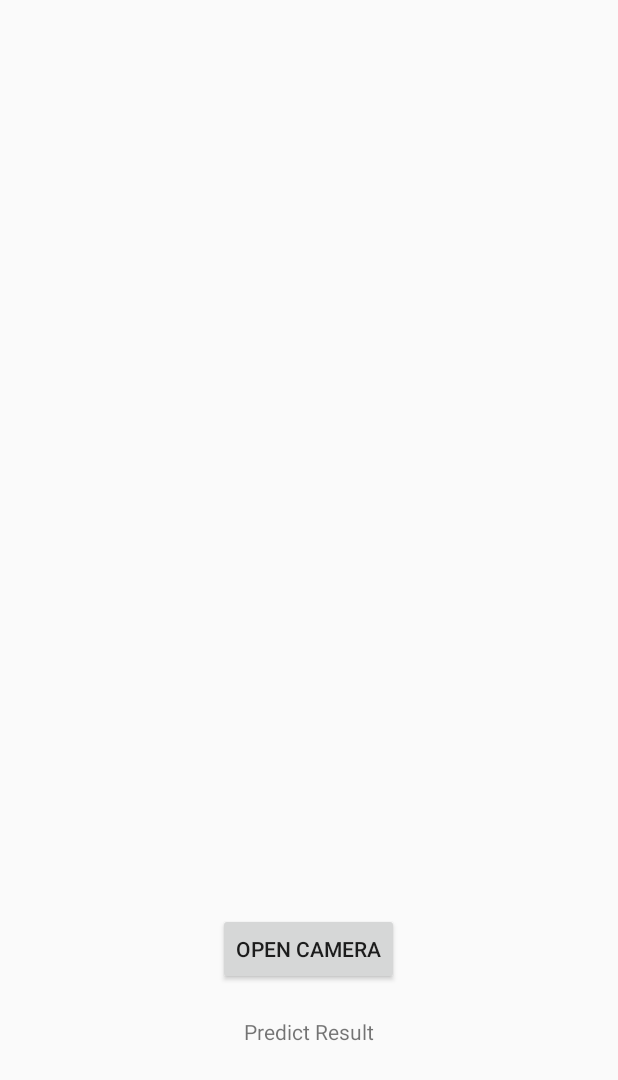
After one commit to ttptee/FindDog-application, an Android app: the showPicAndML screen opened directly, with no data from a screen before it, on a phone screen of 412 x 824 dp. The commit adds this screen. Shown: the top 1080 px of the screen. Run offline under Robolectric (Android 15) with nearby library versions, the phone set to English and light mode, and no system bars.

Commit message:
finish demo

```diff
--- a/app/build.gradle
+++ b/app/build.gradle
@@ -12,6 +12,9 @@ android {
         versionName "1.0"
         testInstrumentationRunner "androidx.test.runner.AndroidJUnitRunner"
         resValue "string", "google_maps_key", (project.findProperty("GOOGLE_MAPS_API_KEY") ?: "")
+        aaptOptions {
+            noCompress "tflite"
+        }
     }
     buildTypes {
         debug {
@@ -55,6 +58,8 @@ dependencies {
     implementation 'com.android.support:appcompat-v7:+'
     implementation 'com.google.android.material:material:1.0.0'
     implementation 'androidx.cardview:cardview:1.0.0'
+    implementation 'com.google.firebase:firebase-ml-vision:24.0.1'
+    implementation 'com.google.firebase:firebase-ml-vision-automl:18.0.3'
 }
 
 apply plugin: 'com.google.gms.google-services'
--- a/app/src/main/java/com/example/finddog/MainActivity.java
+++ b/app/src/main/java/com/example/finddog/MainActivity.java
@@ -1,11 +1,12 @@
 package com.example.finddog;
 
-import androidx.annotation.NonNull;
+import androidx.annotation.Nullable;
 import androidx.appcompat.app.AppCompatActivity;
 
 import android.app.Instrumentation;
 import android.content.DialogInterface;
 import android.content.Intent;
+import android.graphics.Bitmap;
 import android.os.Bundle;
 import android.preference.PreferenceManager;
 import android.provider.MediaStore;
--- /dev/null
+++ b/app/src/main/java/com/example/finddog/showPicAndML.java
@@ -0,0 +1,176 @@
+package com.example.finddog;
+
+import androidx.annotation.NonNull;
+import androidx.annotation.Nullable;
+import androidx.annotation.RequiresApi;
+import androidx.appcompat.app.AppCompatActivity;
+
+import android.app.Activity;
+import android.content.Context;
+import android.content.Intent;
+import android.graphics.Bitmap;
+import android.hardware.camera2.CameraAccessException;
+import android.hardware.camera2.CameraCharacteristics;
+import android.hardware.camera2.CameraManager;
+import android.os.Build;
+import android.os.Bundle;
+import android.provider.MediaStore;
+import android.util.Log;
+import android.util.SparseIntArray;
+import android.view.Surface;
+import android.view.View;
+import android.widget.Button;
+import android.widget.ImageView;
+import android.widget.TextView;
+
+import com.google.android.gms.tasks.OnCompleteListener;
+import com.google.android.gms.tasks.OnFailureListener;
+import com.google.android.gms.tasks.OnSuccessListener;
+import com.google.firebase.ml.common.FirebaseMLException;
+import com.google.firebase.ml.common.modeldownload.FirebaseModelDownloadConditions;
+import com.google.firebase.ml.common.modeldownload.FirebaseModelManager;
+import com.google.firebase.ml.vision.FirebaseVision;
+import com.google.firebase.ml.vision.automl.FirebaseAutoMLLocalModel;
+import com.google.firebase.ml.vision.automl.FirebaseAutoMLRemoteModel;
+import com.google.firebase.ml.vision.common.FirebaseVisionImage;
+import com.google.firebase.ml.vision.common.FirebaseVisionImageMetadata;
+import com.google.firebase.ml.vision.label.FirebaseVisionImageLabel;
+import com.google.firebase.ml.vision.label.FirebaseVisionImageLabeler;
+import com.google.firebase.ml.vision.label.FirebaseVisionOnDeviceAutoMLImageLabelerOptions;
+
+import java.util.List;
+
+public class showPicAndML extends AppCompatActivity {
+    private static final String TAG = "ODAutoMLILProcessor";
+    ImageView imageView;
+    @Override
+    protected void onCreate(Bundle savedInstanceState) {
+        super.onCreate(savedInstanceState);
+        setContentView(R.layout.activity_show_pic_and_ml);
+
+        Button Gocamera = (Button)findViewById(R.id.camerabtn);
+         imageView = findViewById(R.id.showPic);
+
+        Gocamera.setOnClickListener(new View.OnClickListener() {
+            @Override
+            public void onClick(View v) {
+                Intent intent = new Intent(MediaStore.ACTION_IMAGE_CAPTURE);
+                startActivityForResult(intent,0);
+            }
+        });
+
+    }
+
+    @Override
+    public void onActivityResult(int requestCode, int resultCode, @Nullable Intent data) {
+        super.onActivityResult(requestCode, resultCode, data);
+        Bitmap bitmap = (Bitmap)data.getExtras().get("data");
+        imageView.setImageBitmap(bitmap);
+        imageFromBitmap(bitmap);
+
+
+        FirebaseVisionImage image = FirebaseVisionImage.fromBitmap(bitmap);
+////////////////////////////////
+
+
+    }
+    private static final SparseIntArray ORIENTATIONS = new SparseIntArray();
+    static {
+        ORIENTATIONS.append(Surface.ROTATION_0, 90);
+        ORIENTATIONS.append(Surface.ROTATION_90, 0);
+        ORIENTATIONS.append(Surface.ROTATION_180, 270);
+        ORIENTATIONS.append(Surface.ROTATION_270, 180);
+    }
+
+    /**
+     * Get the angle by which an image must be rotated given the device's current
+     * orientation.
+     */
+    @RequiresApi(api = Build.VERSION_CODES.LOLLIPOP)
+    private int getRotationCompensation(String cameraId, Activity activity, Context context)
+            throws CameraAccessException {
+        // Get the device's current rotation relative to its "native" orientation.
+        // Then, from the ORIENTATIONS table, look up the angle the image must be
+        // rotated to compensate for the device's rotation.
+        int deviceRotation = activity.getWindowManager().getDefaultDisplay().getRotation();
+        int rotationCompensation = ORIENTATIONS.get(deviceRotation);
+
+        // On most devices, the sensor orientation is 90 degrees, but for some
+        // devices it is 270 degrees. For devices with a sensor orientation of
+        // 270, rotate the image an additional 180 ((270 + 270) % 360) degrees.
+        CameraManager cameraManager = (CameraManager) context.getSystemService(CAMERA_SERVICE);
+        int sensorOrientation = cameraManager
+                .getCameraCharacteristics(cameraId)
+                .get(CameraCharacteristics.SENSOR_ORIENTATION);
+        rotationCompensation = (rotationCompensation + sensorOrientation + 270) % 360;
+
+        // Return the corresponding FirebaseVisionImageMetadata rotation value.
+        int result;
+        switch (rotationCompensation) {
+            case 0:
+                result = FirebaseVisionImageMetadata.ROTATION_0;
+                break;
+            case 90:
+                result = FirebaseVisionImageMetadata.ROTATION_90;
+                break;
+            case 180:
+                result = FirebaseVisionImageMetadata.ROTATION_180;
+                break;
+            case 270:
+                result = FirebaseVisionImageMetadata.ROTATION_270;
+                break;
+            default:
+                result = FirebaseVisionImageMetadata.ROTATION_0;
+                Log.e(TAG, "Bad rotation value: " + rotationCompensation);
+        }
+        return result;
+
+    }
+    private void imageFromBitmap(Bitmap bitmap) {
+        FirebaseAutoMLLocalModel localModel = new FirebaseAutoMLLocalModel.Builder()
+                .setAssetFilePath("AutoML/manifest.json")
+                .build();
+        // [START image_from_bitmap]
+        FirebaseVisionImage image = FirebaseVisionImage.fromBitmap(bitmap);
+        // [END image_from_bitmap]
+        FirebaseVisionImageLabeler labeler;
+        try {
+            FirebaseVisionOnDeviceAutoMLImageLabelerOptions options =
+                    new FirebaseVisionOnDeviceAutoMLImageLabelerOptions.Builder(localModel)
+                            .setConfidenceThreshold(0.5f)  // Evaluate your model in the Firebase console
+                            // to determine an appropriate value.
+                            .build();
+            labeler = FirebaseVision.getInstance().getOnDeviceAutoMLImageLabeler(options);
+
+            labeler.processImage(image)
+                    .addOnSuccessListener(new OnSuccessListener<List<FirebaseVisionImageLabel>>() {
+                        @Override
+                        public void onSuccess(List<FirebaseVisionImageLabel> labels) {
+                            // Task completed successfully
+                            // ...
+                            for (FirebaseVisionImageLabel label: labels) {
+                                String text = label.getText();
+                                float confidence = label.getConfidence();
+                                TextView Predict = (TextView) findViewById(R.id.textViewPredict);
+                                Predict.setText(text+" "+confidence*100+"%");
+                            }
+                        }
+                    })
+                    .addOnFailureListener(new OnFailureListener() {
+                        @Override
+                        public void onFailure(@NonNull Exception e) {
+                            // Task failed with an exception
+                            // ...
+                            TextView Predict = (TextView) findViewById(R.id.textViewPredict);
+                            Predict.setText("Predict failed pls try again");
+
+                        }
+                    });
+        } catch (FirebaseMLException e) {
+            // ...
+        }
+        /////////////////////
+
+    }
+
+}
--- /dev/null
+++ b/app/src/main/res/layout/activity_show_pic_and_ml.xml
@@ -0,0 +1,63 @@
+<?xml version="1.0" encoding="utf-8"?>
+<androidx.constraintlayout.widget.ConstraintLayout xmlns:android="http://schemas.android.com/apk/res/android"
+    xmlns:app="http://schemas.android.com/apk/res-auto"
+    xmlns:tools="http://schemas.android.com/tools"
+    android:layout_width="match_parent"
+    android:layout_height="match_parent"
+    tools:context=".showPicAndML">
+
+    <LinearLayout
+        android:id="@+id/linearLayout2"
+        android:layout_width="match_parent"
+        android:layout_height="500dp"
+        tools:ignore="MissingConstraints">
+
+        <ImageView
+            android:id="@+id/showPic"
+            android:layout_width="match_parent"
+            android:layout_height="450dp"
+            android:layout_gravity="center"
+
+
+            >
+
+        </ImageView>
+    </LinearLayout>
+
+    <TextView
+        android:layout_width="wrap_content"
+        android:layout_height="20dp"
+        android:text="Predict Result"
+        app:layout_constraintBottom_toBottomOf="parent"
+        app:layout_constraintEnd_toEndOf="parent"
+        app:layout_constraintStart_toStartOf="parent"
+        app:layout_constraintTop_toTopOf="parent"
+        app:layout_constraintVertical_bias="0.843">
+
+    </TextView>
+
+    <TextView
+        android:id="@+id/textViewPredict"
+        android:layout_width="wrap_content"
+        android:layout_height="20dp"
+        android:text=""
+        app:layout_constraintBottom_toBottomOf="parent"
+        app:layout_constraintEnd_toEndOf="parent"
+        app:layout_constraintStart_toStartOf="parent"
+        app:layout_constraintTop_toTopOf="parent"
+        app:layout_constraintVertical_bias="0.885">
+
+    </TextView>
+
+    <Button
+        android:id="@+id/camerabtn"
+        android:layout_width="wrap_content"
+        android:layout_height="wrap_content"
+        android:text="Open camera"
+        app:layout_constraintBottom_toBottomOf="parent"
+        app:layout_constraintEnd_toEndOf="parent"
+        app:layout_constraintHorizontal_bias="0.498"
+        app:layout_constraintStart_toStartOf="parent"
+        app:layout_constraintTop_toTopOf="parent"
+        app:layout_constraintVertical_bias="0.784" />
+</androidx.constraintlayout.widget.ConstraintLayout>
```
Also changed, not shown: app/src/main/AndroidManifest.xml (+9 -0 lines), app/src/main/assets/AutoML/dict.txt (added, +9 -0 lines), app/src/main/assets/AutoML/manifest.json (added), 1 other file.
